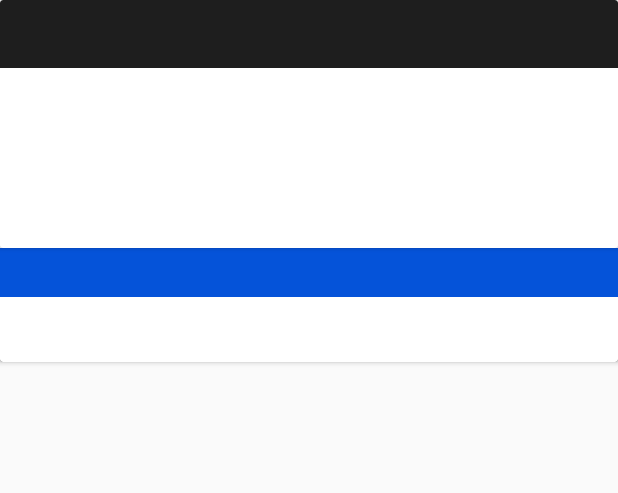
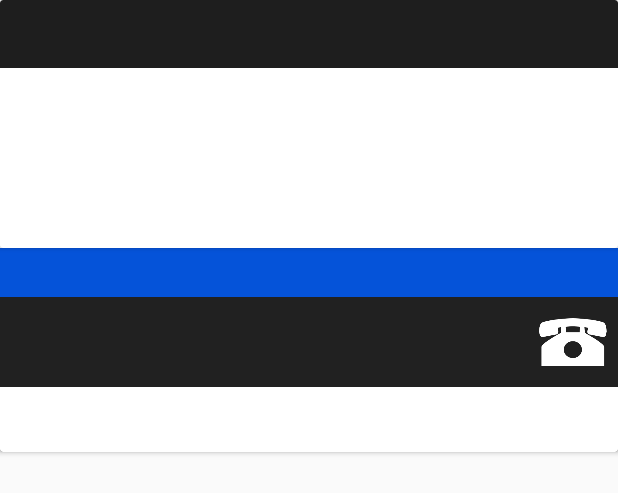
Before and after one commit to AlexBolot/PolyIncidentAndroid, an Android app: the layout incident_item.xml on its own in the app's theme, with its tools: preview values and no code run, on a phone screen of 412 x 824 dp. Shown: the top 493 px of the screen. Run offline under Robolectric (Android 15) with nearby library versions, the phone set to English and light mode, and no system bars.

Commit message:
Vous connaissez "La meme photo de christian clavier tous les jours" ? :D

```diff
--- a/app/build.gradle
+++ b/app/build.gradle
@@ -27,6 +27,8 @@ android {
 }
 
 dependencies {
+    // floating action menu
+    implementation 'com.getbase:floatingactionbutton:1.10.1'
     implementation fileTree(include: ['*.jar'], dir: 'libs')
     implementation 'com.android.support:appcompat-v7:27.1.1'
     implementation 'com.android.support:design:27.1.1'
--- a/app/src/main/res/layout/incident_item.xml
+++ b/app/src/main/res/layout/incident_item.xml
@@ -81,6 +81,25 @@
                 android:textColor="#fff"
                 android:textSize="16sp" />
 
+            <LinearLayout
+                android:layout_width="match_parent"
+                android:layout_height="match_parent"
+                android:orientation="horizontal">
+
+                <Space
+                    android:layout_width="0dp"
+                    android:layout_height="wrap_content"
+                    android:layout_weight="1" />
+
+                <Button
+                    android:id="@+id/buttonDial"
+                    android:layout_width="60dp"
+                    android:layout_height="60dp"
+                    android:background="@drawable/tel"
+                    android:textAlignment="textEnd" />
+
+            </LinearLayout>
+
             <TextView
                 android:id="@+id/inc_description"
                 android:layout_width="match_parent"
--- a/app/src/main/res/values/colors.xml
+++ b/app/src/main/res/values/colors.xml
@@ -1,5 +1,6 @@
 <?xml version="1.0" encoding="utf-8"?>
 <resources>
+    <color name="white">#ffffff</color>
     <color name="colorPrimary">#3F51B5</color>
     <color name="colorPrimaryDark">#303F9F</color>
     <color name="colorAccent">#FF4081</color>
@@ -9,4 +10,7 @@
     <color name="cardview_light_background">#FFFFFFFF</color>
     <color name="cardview_text">#000</color>
     <color name="cardview_backgroung_meta">#0553d9</color>
+    <color name="blue">#056bd9</color>
+    <color name="blue_pressed">#058bd9</color>
+    <color name="half_blue">#057dd9</color>
 </resources>
--- a/app/src/main/res/values/strings.xml
+++ b/app/src/main/res/values/strings.xml
@@ -13,4 +13,7 @@
     <string name="_10sec">10sec</string>
     <string name="_5sec">5sec</string>
     <string name="load_image">Load Image</string>
+    <string name="first_button">Nouvel incident</string>
+    <string name="second_button">Chercher incident</string>
+    <string name="third_button">Profil</string>
 </resources>
--- a/build.gradle
+++ b/build.gradle
@@ -7,6 +7,7 @@ buildscript {
         jcenter()
     }
     dependencies {
+
         classpath 'com.android.tools.build:gradle:3.1.2'
 
 
```
Also changed, not shown: app/src/main/res/layout/activity_main.xml (+59 -1 lines), app/src/main/res/layout/detailled_incident.xml (+14 -4 lines), app/src/main/res/values-v26/styles.xml (added, +14 -0 lines), app/src/main/res/values/styles.xml (+11 -0 lines), app/src/main/res/drawable/add.png (added), app/src/main/res/drawable/tel.png (added), app/src/main/res/drawable/user.png (added), app/src/main/res/drawable/wen.png (added).
